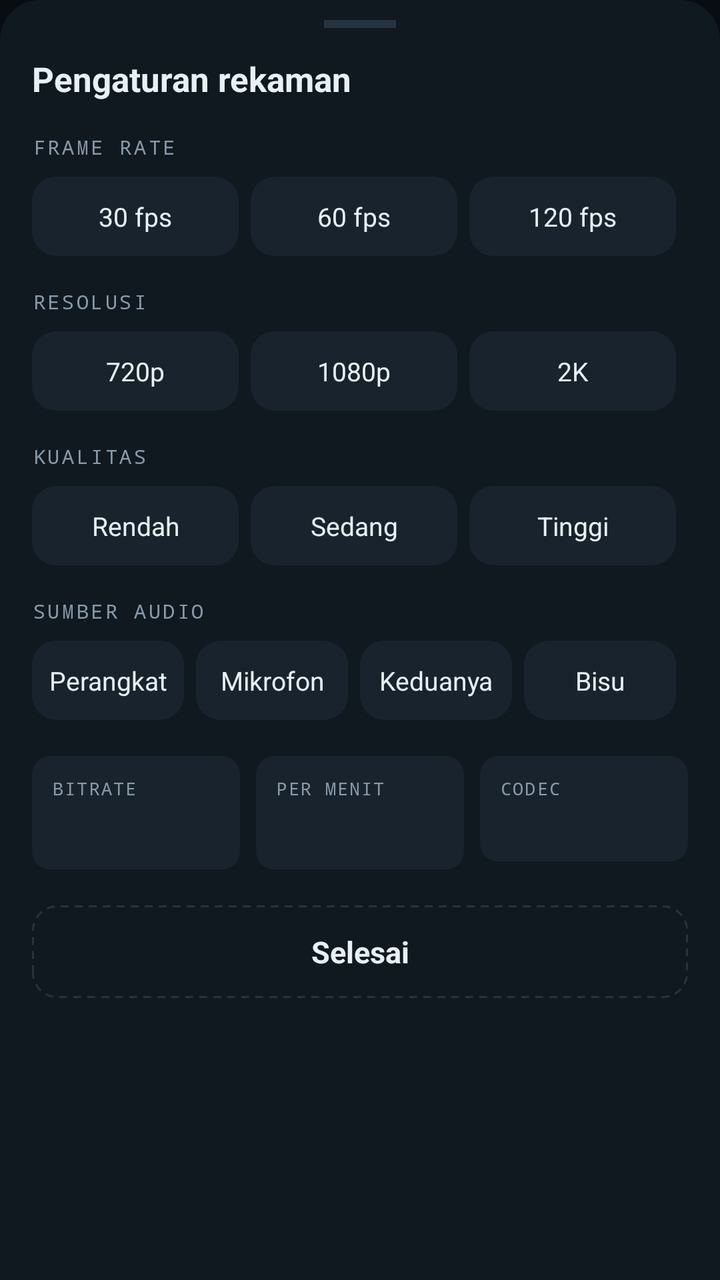
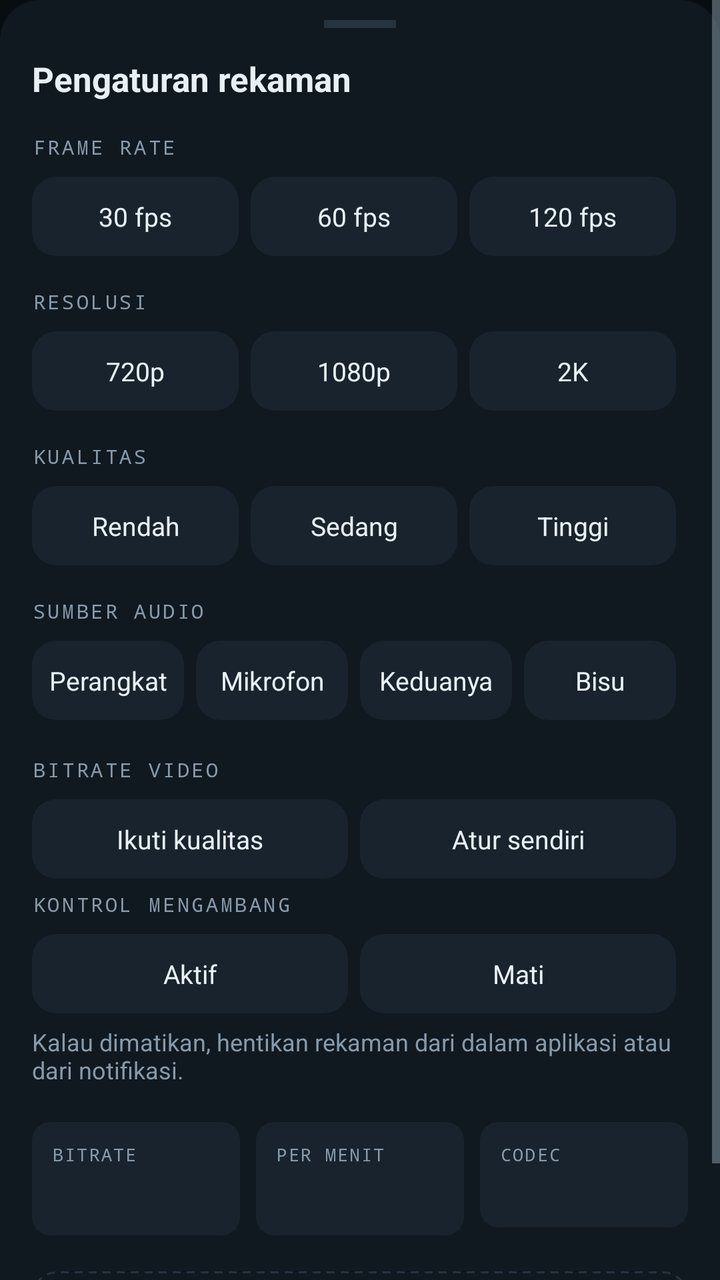

An Android layout rendered at two revisions. The XML below is the earlier revision; the diff shows what the commit changed to produce the second picture.
<!-- AndroidManifest.xml: application theme Theme.RekamLayar -->
<!-- res/layout/sheet_settings.xml -->
<?xml version="1.0" encoding="utf-8"?>
<ScrollView xmlns:android="http://schemas.android.com/apk/res/android"
    android:layout_width="match_parent"
    android:layout_height="wrap_content"
    android:background="@drawable/bg_lembar">

    <LinearLayout
        android:layout_width="match_parent"
        android:layout_height="wrap_content"
        android:orientation="vertical"
        android:paddingHorizontal="16dp"
        android:paddingTop="10dp"
        android:paddingBottom="22dp">

        <View
            android:layout_width="36dp"
            android:layout_height="4dp"
            android:layout_gravity="center_horizontal"
            android:layout_marginBottom="14dp"
            android:background="@color/line" />

        <TextView
            android:layout_width="match_parent"
            android:layout_height="wrap_content"
            android:layout_marginBottom="16dp"
            android:text="@string/pengaturan"
            android:textColor="@color/fg"
            android:textSize="17sp"
            android:textStyle="bold" />

        <TextView style="@style/Label" android:text="Frame rate" />
        <LinearLayout android:id="@+id/grupFps"
            android:layout_width="match_parent" android:layout_height="wrap_content"
            android:orientation="horizontal" android:layout_marginBottom="16dp">
            <TextView style="@style/Opsi" android:tag="30" android:text="30 fps" />
            <TextView style="@style/Opsi" android:tag="60" android:text="60 fps" />
            <TextView style="@style/Opsi" android:tag="120" android:text="120 fps" />
        </LinearLayout>

        <TextView style="@style/Label" android:text="Resolusi" />
        <LinearLayout android:id="@+id/grupRes"
            android:layout_width="match_parent" android:layout_height="wrap_content"
            android:orientation="horizontal" android:layout_marginBottom="16dp">
            <TextView style="@style/Opsi" android:tag="720" android:text="720p" />
            <TextView style="@style/Opsi" android:tag="1080" android:text="1080p" />
            <TextView style="@style/Opsi" android:tag="1440" android:text="2K" />
        </LinearLayout>

        <TextView style="@style/Label" android:text="Kualitas" />
        <LinearLayout android:id="@+id/grupQ"
            android:layout_width="match_parent" android:layout_height="wrap_content"
            android:orientation="horizontal" android:layout_marginBottom="16dp">
            <TextView style="@style/Opsi" android:tag="rendah" android:text="Rendah" />
            <TextView style="@style/Opsi" android:tag="sedang" android:text="Sedang" />
            <TextView style="@style/Opsi" android:tag="tinggi" android:text="Tinggi" />
        </LinearLayout>

        <TextView style="@style/Label" android:text="Sumber audio" />
        <LinearLayout android:id="@+id/grupAudio"
            android:layout_width="match_parent" android:layout_height="wrap_content"
            android:orientation="horizontal" android:layout_marginBottom="18dp">
            <TextView style="@style/Opsi" android:tag="perangkat" android:text="Perangkat" />
            <TextView style="@style/Opsi" android:tag="mic" android:text="Mikrofon" />
            <TextView style="@style/Opsi" android:tag="dua" android:text="Keduanya" />
            <TextView style="@style/Opsi" android:tag="bisu" android:text="Bisu" />
        </LinearLayout>

        <LinearLayout
            android:layout_width="match_parent"
            android:layout_height="wrap_content"
            android:orientation="horizontal"
            android:layout_marginBottom="18dp">

            <LinearLayout style="@style/Kotak">
                <TextView android:layout_width="match_parent" android:layout_height="wrap_content"
                    android:text="BITRATE" android:textColor="@color/muted" android:textSize="9sp"
                    android:fontFamily="monospace" android:letterSpacing="0.08" />
                <TextView android:id="@+id/estBit" android:layout_width="match_parent"
                    android:layout_height="wrap_content" android:textColor="@color/fg"
                    android:textSize="18sp" android:textStyle="bold" />
            </LinearLayout>

            <LinearLayout style="@style/Kotak">
                <TextView android:layout_width="match_parent" android:layout_height="wrap_content"
                    android:text="PER MENIT" android:textColor="@color/muted" android:textSize="9sp"
                    android:fontFamily="monospace" android:letterSpacing="0.08" />
                <TextView android:id="@+id/estMenit" android:layout_width="match_parent"
                    android:layout_height="wrap_content" android:textColor="@color/fg"
                    android:textSize="18sp" android:textStyle="bold" />
            </LinearLayout>

            <LinearLayout style="@style/Kotak" android:layout_marginEnd="0dp">
                <TextView android:layout_width="match_parent" android:layout_height="wrap_content"
                    android:text="CODEC" android:textColor="@color/muted" android:textSize="9sp"
                    android:fontFamily="monospace" android:letterSpacing="0.08" />
                <TextView android:id="@+id/estCodec" android:layout_width="match_parent"
                    android:layout_height="wrap_content" android:textColor="@color/fg"
                    android:textSize="15sp" android:textStyle="bold" />
            </LinearLayout>
        </LinearLayout>

        <TextView
            android:id="@+id/tutupLembar"
            android:layout_width="match_parent"
            android:layout_height="wrap_content"
            android:background="@drawable/bg_opsi_mati"
            android:gravity="center"
            android:padding="13dp"
            android:text="@string/selesai"
            android:textColor="@color/fg"
            android:textSize="15sp"
            android:textStyle="bold"
            android:clickable="true"
            android:focusable="true" />
    </LinearLayout>
</ScrollView>
<!-- resources referenced by this layout -->
<resources>
  <color name="fg">#E8F0F6</color>
  <color name="line">#25333F</color>
  <color name="muted">#879AA9</color>
  <!-- drawable bg_lembar (drawable) -->
  <?xml version="1.0" encoding="utf-8"?>
  <shape xmlns:android="http://schemas.android.com/apk/res/android" android:shape="rectangle">
      <solid android:color="@color/surface" />
      <corners android:topLeftRadius="20dp" android:topRightRadius="20dp" />
  </shape>
  <!-- drawable bg_opsi_mati (drawable) -->
  <?xml version="1.0" encoding="utf-8"?>
  <shape xmlns:android="http://schemas.android.com/apk/res/android" android:shape="rectangle">
      <solid android:color="#00000000" />
      <corners android:radius="12dp" />
      <stroke android:width="1dp" android:color="@color/line" android:dashWidth="4dp" android:dashGap="3dp" />
  </shape>
  <string name="pengaturan">Pengaturan rekaman</string>
  <string name="selesai">Selesai</string>
  <style name="Kotak">
          <item name="android:layout_width">0dp</item>
          <item name="android:layout_height">wrap_content</item>
          <item name="android:layout_weight">1</item>
          <item name="android:layout_marginEnd">8dp</item>
          <item name="android:background">@drawable/bg_ikon_riwayat</item>
          <item name="android:orientation">vertical</item>
          <item name="android:padding">10dp</item>
      </style>
  <style name="Label">
          <item name="android:layout_width">match_parent</item>
          <item name="android:layout_height">wrap_content</item>
          <item name="android:layout_marginBottom">8dp</item>
          <item name="android:textColor">@color/muted</item>
          <item name="android:textSize">10sp</item>
          <item name="android:textAllCaps">true</item>
          <item name="android:letterSpacing">0.12</item>
          <item name="android:fontFamily">monospace</item>
      </style>
  <style name="Theme.RekamLayar" parent="Theme.Material3.Dark.NoActionBar">
          <item name="android:windowBackground">@color/bg</item>
          <item name="android:statusBarColor">@color/bg</item>
          <item name="android:navigationBarColor">@color/bg</item>
          <item name="colorPrimary">@color/accent</item>
          <item name="colorOnPrimary">@color/on_accent</item>
          <item name="android:textColorPrimary">@color/fg</item>
          <item name="android:textColorSecondary">@color/muted</item>
      </style>
  <color name="surface">#101820</color>
  <!-- drawable bg_ikon_riwayat (drawable) -->
  <?xml version="1.0" encoding="utf-8"?>
  <shape xmlns:android="http://schemas.android.com/apk/res/android" android:shape="rectangle">
      <solid android:color="@color/surface2" />
      <corners android:radius="9dp" />
  </shape>
  <!-- drawable bg_opsi (drawable) -->
  <?xml version="1.0" encoding="utf-8"?>
  <selector xmlns:android="http://schemas.android.com/apk/res/android">
      <item android:state_selected="true">
          <shape android:shape="rectangle">
              <solid android:color="@color/accent" />
              <corners android:radius="12dp" />
          </shape>
      </item>
      <item>
          <shape android:shape="rectangle">
              <solid android:color="@color/surface2" />
              <corners android:radius="12dp" />
          </shape>
      </item>
  </selector>
  <color name="bg">#080D12</color>
  <color name="accent">#FFB020</color>
  <color name="on_accent">#120D02</color>
  <color name="surface2">#18232D</color>
  <!-- unchanged entries left out for length: 1 -->
</resources>

<!-- the commit's change to res/layout/sheet_settings.xml (unified diff, before → after) -->
@@ -65,6 +65,70 @@
             <TextView style="@style/Opsi" android:tag="bisu" android:text="Bisu" />
         </LinearLayout>
 
+        <TextView style="@style/Label" android:text="Bitrate video" />
+        <LinearLayout android:id="@+id/grupBit"
+            android:layout_width="match_parent" android:layout_height="wrap_content"
+            android:orientation="horizontal" android:layout_marginBottom="6dp">
+            <TextView style="@style/Opsi" android:tag="auto" android:text="Ikuti kualitas" />
+            <TextView style="@style/Opsi" android:tag="manual" android:text="Atur sendiri" />
+        </LinearLayout>
+
+        <LinearLayout
+            android:id="@+id/geserBit"
+            android:layout_width="match_parent"
+            android:layout_height="wrap_content"
+            android:orientation="vertical"
+            android:layout_marginBottom="18dp"
+            android:visibility="gone">
+
+            <SeekBar
+                android:id="@+id/seekBit"
+                android:layout_width="match_parent"
+                android:layout_height="wrap_content"
+                android:min="2"
+                android:max="60"
+                android:progress="17" />
+
+            <LinearLayout
+                android:layout_width="match_parent"
+                android:layout_height="wrap_content"
+                android:orientation="horizontal">
+
+                <TextView
+                    android:id="@+id/bitNilai"
+                    android:layout_width="0dp"
+                    android:layout_height="wrap_content"
+                    android:layout_weight="1"
+                    android:textColor="@color/fg"
+                    android:textSize="11sp"
+                    android:fontFamily="monospace" />
+
+                <TextView
+                    android:id="@+id/bitSaran"
+                    android:layout_width="wrap_content"
+                    android:layout_height="wrap_content"
+                    android:textColor="@color/muted"
+                    android:textSize="11sp"
+                    android:fontFamily="monospace" />
+            </LinearLayout>
+        </LinearLayout>
+
+        <TextView style="@style/Label" android:text="Kontrol mengambang" />
+        <LinearLayout android:id="@+id/grupMengambang"
+            android:layout_width="match_parent" android:layout_height="wrap_content"
+            android:orientation="horizontal" android:layout_marginBottom="6dp">
+            <TextView style="@style/Opsi" android:tag="ya" android:text="Aktif" />
+            <TextView style="@style/Opsi" android:tag="tidak" android:text="Mati" />
+        </LinearLayout>
+
+        <TextView
+            android:layout_width="match_parent"
+            android:layout_height="wrap_content"
+            android:layout_marginBottom="18dp"
+            android:text="Kalau dimatikan, hentikan rekaman dari dalam aplikasi atau dari notifikasi."
+            android:textColor="@color/muted"
+            android:textSize="12sp" />
+
         <LinearLayout
             android:layout_width="match_parent"
             android:layout_height="wrap_content"
